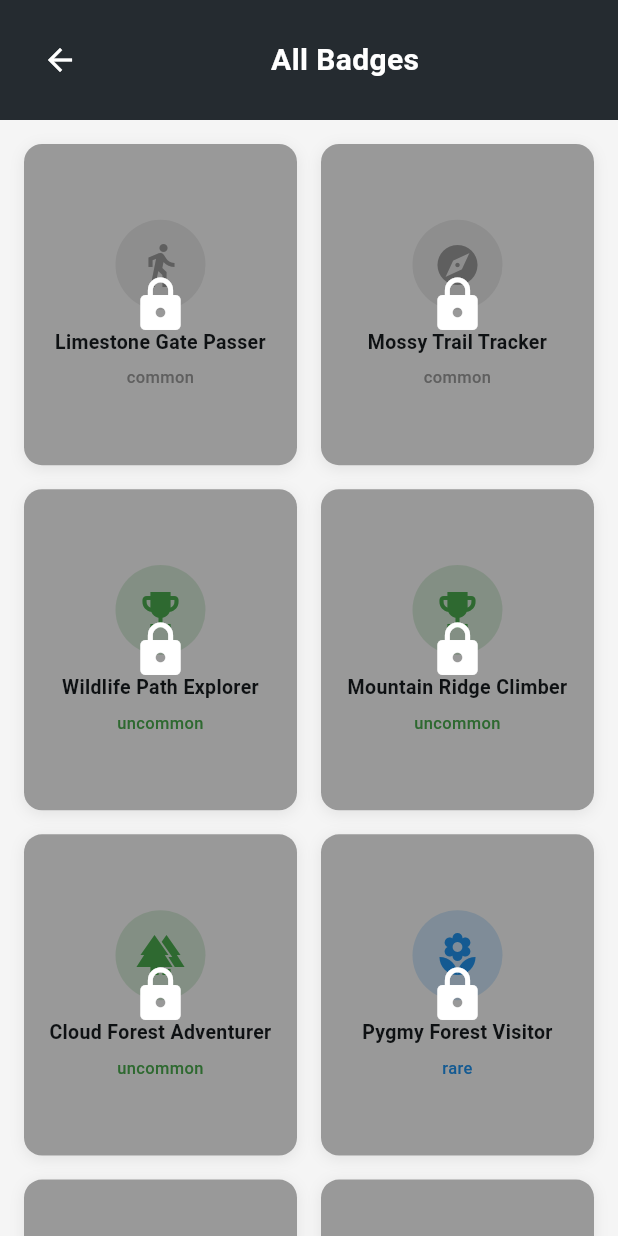
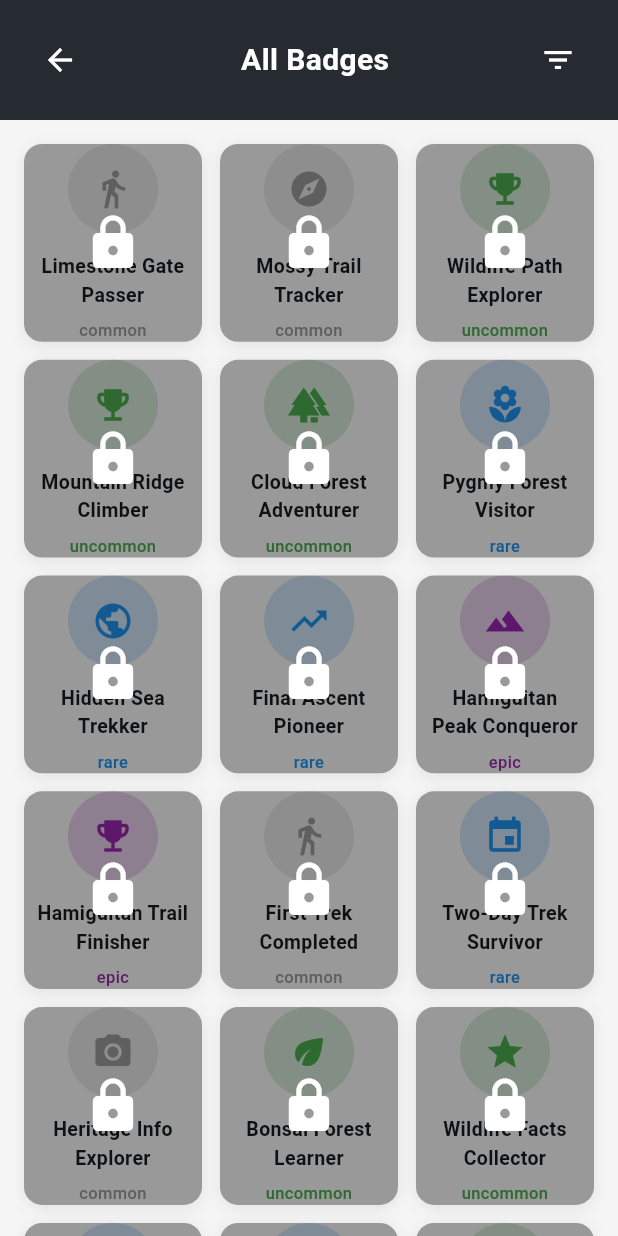
Before and after one commit to grmpycrab/TrekScanPlus, a Flutter app: the SettingsScreen screen opened directly, on a phone screen of 412 x 824 dp. Run offline on Flutter 3.47's test engine with Material 3 defaults, Android fonts, the phone set to English and light mode, and no system bars; our stand-ins replace cloud_firestore, connectivity_plus, file_picker, firebase_auth, firebase_core, firebase_storage and 3 more; missing offline and left inert: mobile_scanner; accounts and stored records are empty.

Commit message:
badges update again

```diff
--- a/hamiguitan_trekscan_plus/lib/models/badge.dart
+++ b/hamiguitan_trekscan_plus/lib/models/badge.dart
@@ -2,7 +2,7 @@ import 'package:flutter/material.dart';
 
 /// A badge that can be earned by users.
 ///
-/// Includes metadata like category, rarity, and requirements.
+/// Includes metadata like category, rarity, difficulty, and requirements.
 class UserBadge {
   final String id;
   final String name;
@@ -11,6 +11,7 @@ class UserBadge {
   final String icon;
   final Map<String, dynamic> requirement;
   final String rarity;
+  final String difficulty;
   final bool earned;
 
   const UserBadge({
@@ -21,6 +22,7 @@ class UserBadge {
     required this.icon,
     required this.requirement,
     required this.rarity,
+    required this.difficulty,
     this.earned = false,
   });
 
@@ -33,6 +35,7 @@ class UserBadge {
       icon: json['icon'] as String,
       requirement: json['requirement'] as Map<String, dynamic>,
       rarity: json['rarity'] as String,
+      difficulty: json['difficulty'] as String? ?? 'medium',
       earned: false, // Default to false, will be set by app logic
     );
   }
@@ -45,6 +48,7 @@ class UserBadge {
     String? icon,
     Map<String, dynamic>? requirement,
     String? rarity,
+    String? difficulty,
     bool? earned,
   }) {
     return UserBadge(
@@ -55,6 +59,7 @@ class UserBadge {
       icon: icon ?? this.icon,
       requirement: requirement ?? this.requirement,
       rarity: rarity ?? this.rarity,
+      difficulty: difficulty ?? this.difficulty,
       earned: earned ?? this.earned,
     );
   }
--- a/hamiguitan_trekscan_plus/lib/screens/main/profile_screen.dart
+++ b/hamiguitan_trekscan_plus/lib/screens/main/profile_screen.dart
@@ -2,7 +2,6 @@ import 'package:flutter/material.dart';
 import '../../models/user_model.dart';
 import 'package:cloud_firestore/cloud_firestore.dart';
 import '../../services/firebase_auth_service.dart';
-import '../../services/user_service.dart';
 import 'package:firebase_auth/firebase_auth.dart';
 import '../main/settings_screen.dart';
 
--- a/hamiguitan_trekscan_plus/lib/screens/main/settings_screen.dart
+++ b/hamiguitan_trekscan_plus/lib/screens/main/settings_screen.dart
@@ -3,6 +3,7 @@ import 'package:flutter/services.dart';
 import 'dart:convert';
 import '../../models/badge.dart';
 import '../settings/badge_display.dart';
+import '../../components/badge_filter.dart';
 
 class SettingsScreen extends StatefulWidget {
   final bool showBadgesOnly;
@@ -15,6 +16,9 @@ class SettingsScreen extends StatefulWidget {
 
 class _SettingsScreenState extends State<SettingsScreen> {
   late Future<List<UserBadge>> _badgesFuture;
+  Set<String> _selectedRarities = {};
+  Set<String> _selectedCategories = {};
+  Set<String> _selectedDifficulties = {};
 
   @override
   void initState() {
@@ -36,6 +40,40 @@ class _SettingsScreenState extends State<SettingsScreen> {
       print('Failed to load badges: $e');
       return [];
     }
+  }
+
+  List<UserBadge> _filterBadges(List<UserBadge> badges) {
+    return badges.where((badge) {
+      bool matchesRarity =
+          _selectedRarities.isEmpty || _selectedRarities.contains(badge.rarity);
+      bool matchesCategory =
+          _selectedCategories.isEmpty ||
+          _selectedCategories.contains(badge.category);
+      bool matchesDifficulty =
+          _selectedDifficulties.isEmpty ||
+          _selectedDifficulties.contains(badge.difficulty);
+
+      return matchesRarity && matchesCategory && matchesDifficulty;
+    }).toList();
+  }
+
+  void _showFilterBottomSheet() {
+    showModalBottomSheet(
+      context: context,
+      backgroundColor: Colors.transparent,
+      builder: (context) => BadgeFilterBottomSheet(
+        selectedRarities: _selectedRarities,
+        selectedCategories: _selectedCategories,
+        selectedDifficulties: _selectedDifficulties,
+        onFiltersChanged: (rarities, categories, difficulties) {
+          setState(() {
+            _selectedRarities = rarities;
+            _selectedCategories = categories;
+            _selectedDifficulties = difficulties;
+          });
+        },
+      ),
+    );
   }
 
   @override
@@ -61,8 +99,10 @@ class _SettingsScreenState extends State<SettingsScreen> {
                       );
                     }
 
-                    final badges = snapshot.data ?? [];
-                    if (badges.isEmpty) {
+                    final allBadges = snapshot.data ?? [];
+                    final filteredBadges = _filterBadges(allBadges);
+
+                    if (allBadges.isEmpty) {
                       return Center(
                         child: Text(
                           'No badges available',
@@ -71,18 +111,41 @@ class _SettingsScreenState extends State<SettingsScreen> {
                       );
                     }
 
+                    if (filteredBadges.isEmpty) {
+                      return Center(
+                        child: Column(
+                          mainAxisAlignment: MainAxisAlignment.center,
+                          children: [
+                            Icon(
+                              Icons.filter_none,
+                              size: 48,
+                              color: Colors.grey[400],
+                            ),
+                            const SizedBox(height: 12),
+                            Text(
+                              'No badges match your filters',
+                              style: TextStyle(
+                                color: Colors.grey[600],
+                                fontSize: 16,
+                              ),
+                            ),
+                          ],
+                        ),
+                      );
+                    }
+
                     return GridView.builder(
                       padding: const EdgeInsets.all(16),
                       gridDelegate:
                           const SliverGridDelegateWithFixedCrossAxisCount(
-                            crossAxisCount: 2,
-                            childAspectRatio: 0.85,
-                            mainAxisSpacing: 16,
-                            crossAxisSpacing: 16,
+                            crossAxisCount: 3,
+                            childAspectRatio: 0.9,
+                            mainAxisSpacing: 12,
+                            crossAxisSpacing: 12,
                           ),
-                      itemCount: badges.length,
+                      itemCount: filteredBadges.length,
                       itemBuilder: (context, index) {
-                        final badge = badges[index];
+                        final badge = filteredBadges[index];
                         return BadgeCard(
                           badge: badge,
                           isAcquired:
@@ -201,7 +264,12 @@ class _SettingsScreenState extends State<SettingsScreen> {
               ),
             ),
           ),
-          const SizedBox(width: 8),
+          if (widget.showBadgesOnly)
+            IconButton(
+              icon: const Icon(Icons.filter_list, color: Colors.white),
+              onPressed: _showFilterBottomSheet,
+            ),
+          if (!widget.showBadgesOnly) const SizedBox(width: 56),
         ],
       ),
     );
--- a/hamiguitan_trekscan_plus/lib/screens/settings/badge_display.dart
+++ b/hamiguitan_trekscan_plus/lib/screens/settings/badge_display.dart
@@ -46,7 +46,7 @@ class BadgeCard extends StatelessWidget {
                   child: Icon(
                     badge.getIconData(),
                     color: badge.getColor(),
-                    size: 32,
+                    size: 28,
                   ),
                 ),
                 const SizedBox(height: 12),
```
Also changed, not shown: hamiguitan_trekscan_plus/assets/data/badge.json (+46 -26 lines), hamiguitan_trekscan_plus/lib/components/badge_filter.dart (added, +208 -0 lines).
